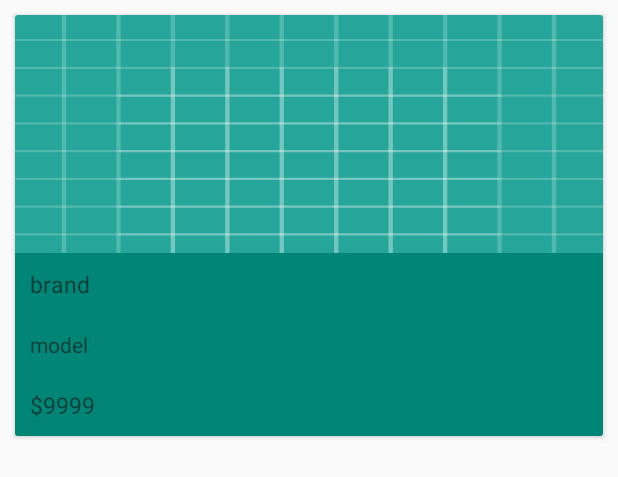
After one commit to jdinovo/DealershipApp, an Android app: the layout inv_card.xml on its own in the app's theme, with its tools: preview values and no code run, on a phone screen of 412 x 824 dp. The commit adds this screen. Shown: the top 477 px of the screen. Run offline under Robolectric (Android 15) with nearby library versions, the phone set to English and light mode, and no system bars.

Commit message:
Added CardView #19 to invFrag #9 - CardViews are inside a recycleView - CardViews display an image of the vehicle, brand, model, and price - Added CustomAdapter - Added Vehicle JavaBean

```diff
--- /dev/null
+++ b/app/src/main/res/layout/inv_card.xml
@@ -0,0 +1,62 @@
+<?xml version="1.0" encoding="utf-8"?>
+<LinearLayout xmlns:android="http://schemas.android.com/apk/res/android"
+    xmlns:app="http://schemas.android.com/apk/res-auto"
+    xmlns:card_view="http://schemas.android.com/tools"
+    android:id="@+id/card"
+    android:layout_width="match_parent"
+    android:layout_height="match_parent"
+    android:orientation="vertical">
+
+    <android.support.v7.widget.CardView
+        android:id="@+id/card_view"
+        android:layout_width="match_parent"
+        android:layout_height="wrap_content"
+        android:layout_margin="@dimen/padding"
+        card_view:cardCornerRadius="@dimen/card_radius">
+
+        <RelativeLayout
+            android:layout_width="match_parent"
+            android:layout_height="match_parent">
+
+            <ImageView
+                android:id="@+id/thumbnail"
+                android:layout_width="match_parent"
+                android:layout_height="@dimen/card_img_height"
+                android:background="?attr/selectableItemBackgroundBorderless"
+                android:clickable="false"
+                android:scaleType="fitXY"
+                app:srcCompat="@drawable/ic_launcher_background" />
+
+            <TextView
+                android:id="@+id/brand"
+                android:layout_width="match_parent"
+                android:layout_height="wrap_content"
+                android:layout_alignBottom="@+id/thumbnail"
+                android:background="@color/colorPrimary"
+                android:padding="@dimen/card_brand_padding"
+                android:text="brand"
+                android:textSize="@dimen/brand_font_size" />
+
+            <TextView
+                android:id="@+id/model"
+                android:layout_width="match_parent"
+                android:layout_height="wrap_content"
+                android:layout_below="@+id/brand"
+                android:background="@color/colorPrimary"
+                android:padding="@dimen/card_brand_padding"
+                android:text="model" />
+
+            <TextView
+                android:id="@+id/price"
+                android:layout_width="match_parent"
+                android:layout_height="wrap_content"
+                android:layout_below="@+id/model"
+                android:background="@color/colorPrimary"
+                android:padding="@dimen/card_brand_padding"
+                android:text="$9999"
+                android:textSize="@dimen/brand_font_size" />
+
+        </RelativeLayout>
+    </android.support.v7.widget.CardView>
+
+</LinearLayout>
--- a/app/src/main/res/values/dimens.xml
+++ b/app/src/main/res/values/dimens.xml
@@ -5,4 +5,16 @@
     <dimen name="nav_header_vertical_spacing">8dp</dimen>
     <dimen name="nav_header_height">176dp</dimen>
     <dimen name="fab_margin">16dp</dimen>
+    <dimen name="padding">10dp</dimen>
+    <dimen name="heading_font_size">32sp</dimen>
+    <dimen name="body_font_size">20sp</dimen>
+    <dimen name="card_img_height">200dp</dimen>
+    <dimen name="card_radius">0dp</dimen>
+    <dimen name="card_brand_padding">10dp</dimen>
+    <dimen name="brand_font_size">15sp</dimen>
+    <dimen name="price_padding_bottom">5dp</dimen>
+    <dimen name="price">12dp</dimen>
+    <dimen name="ic_card_overflow_width">20dp</dimen>
+    <dimen name="ic_card_overflow_height">30dp</dimen>
+    <dimen name="ic_card_overflow_margin_top">10dp</dimen>
 </resources>
```
Also changed, not shown: app/src/main/java/com/example/jd/dealershipapp/CustomCardViewAdapter.java (added, +61 -0 lines), app/src/main/java/com/example/jd/dealershipapp/JavaBean/Vehicle.java (added, +51 -0 lines), app/src/main/java/com/example/jd/dealershipapp/ViewInvFragment.java (+23 -1 lines), app/src/main/res/layout/fragment_view_inv.xml (+4 -4 lines).
